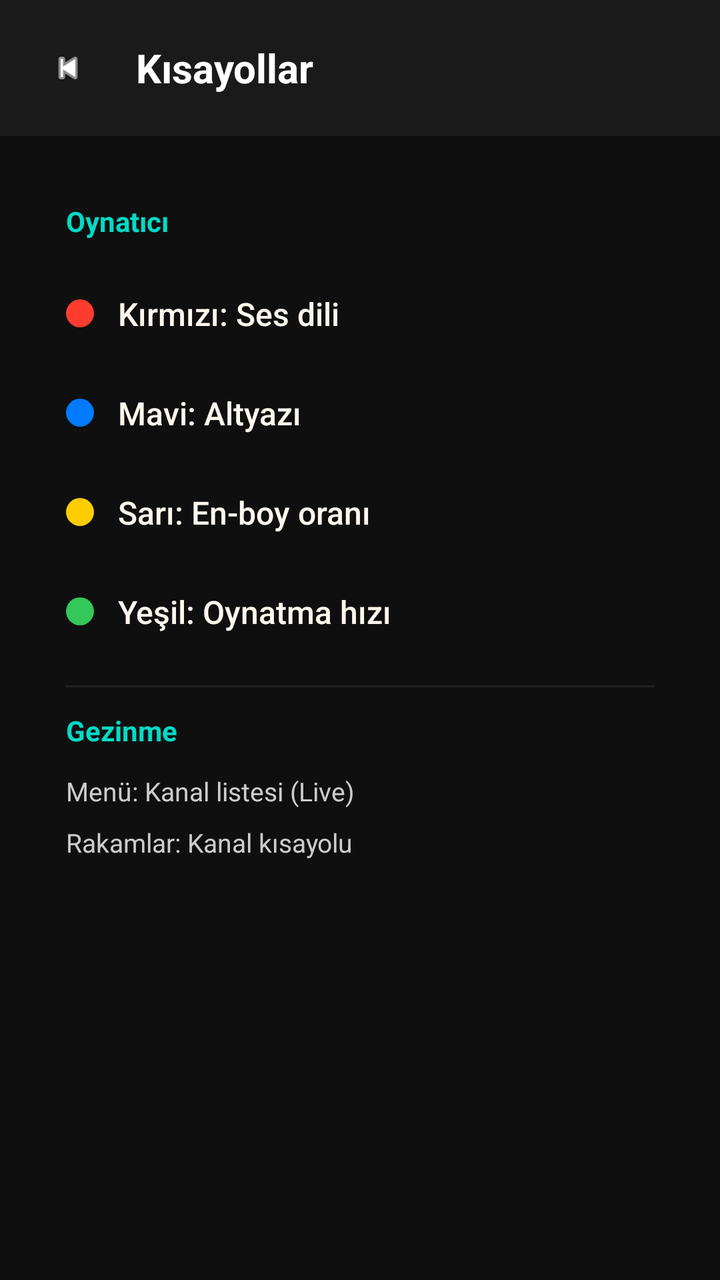
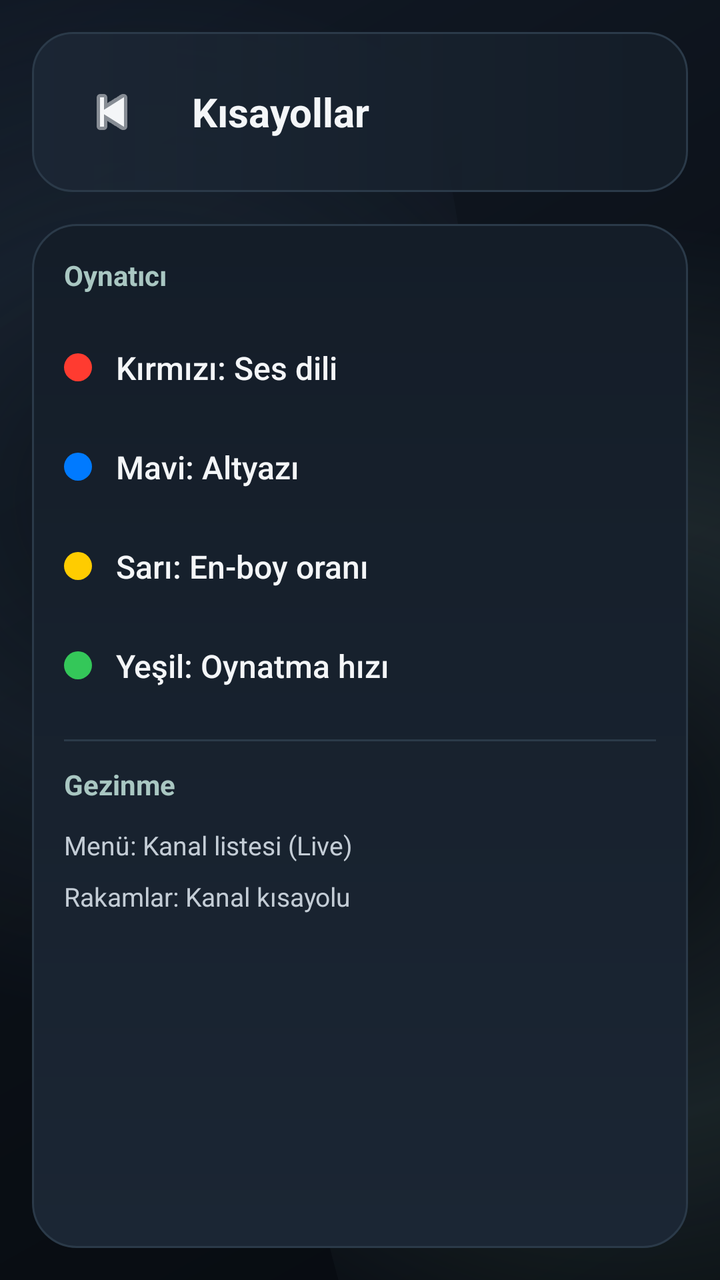

Before-and-after screenshots of an Android layout around one commit, followed by the original layout XML and the change that was made.
<!-- AndroidManifest.xml: application theme Theme.UzunsIPTV -->
<!-- res/layout/activity_shortcuts.xml -->
<?xml version="1.0" encoding="utf-8"?>
<androidx.constraintlayout.widget.ConstraintLayout xmlns:android="http://schemas.android.com/apk/res/android"
    xmlns:app="http://schemas.android.com/apk/res-auto"
    android:layout_width="match_parent"
    android:layout_height="match_parent"
    android:background="#0F0F0F">

    <LinearLayout
        android:id="@+id/toolbar"
        android:layout_width="match_parent"
        android:layout_height="wrap_content"
        android:background="#1A1A1A"
        android:gravity="center_vertical"
        android:padding="16dp"
        app:layout_constraintTop_toTopOf="parent">

        <ImageView
            android:id="@+id/btnBack"
            android:layout_width="36dp"
            android:layout_height="36dp"
            android:background="@drawable/bg_universal_selector"
            android:padding="8dp"
            android:scaleType="centerInside"
            android:src="@android:drawable/ic_media_previous"
            app:tint="#FFFFFF" />

        <TextView
            android:layout_width="0dp"
            android:layout_height="wrap_content"
            android:layout_marginStart="16dp"
            android:layout_weight="1"
            android:text="@string/shortcuts_title"
            android:textColor="#FFFFFF"
            android:textSize="20sp"
            android:textStyle="bold" />
    </LinearLayout>

    <ScrollView
        android:layout_width="match_parent"
        android:layout_height="0dp"
        android:layout_margin="16dp"
        android:background="@drawable/bg_universal_selector"
        app:layout_constraintTop_toBottomOf="@id/toolbar"
        app:layout_constraintBottom_toBottomOf="parent">

        <LinearLayout
            android:layout_width="match_parent"
            android:layout_height="wrap_content"
            android:orientation="vertical"
            android:padding="16dp">

            <TextView
                android:layout_width="wrap_content"
                android:layout_height="wrap_content"
                android:text="@string/shortcuts_player"
                android:textColor="#03DAC5"
                android:textSize="14sp"
                android:textStyle="bold"
                android:layout_marginBottom="12dp" />

            <LinearLayout
                style="@style/SettingsRow"
                android:paddingBottom="12dp">
                <View
                    android:layout_width="14dp"
                    android:layout_height="14dp"
                    android:background="@drawable/bg_shortcut_badge"
                    android:backgroundTint="#FF3B30" />
                <TextView
                    style="@style/SettingsTitle"
                    android:layout_marginStart="12dp"
                    android:text="@string/shortcut_red_audio" />
            </LinearLayout>

            <LinearLayout
                style="@style/SettingsRow"
                android:paddingBottom="12dp">
                <View
                    android:layout_width="14dp"
                    android:layout_height="14dp"
                    android:background="@drawable/bg_shortcut_badge"
                    android:backgroundTint="#007AFF" />
                <TextView
                    style="@style/SettingsTitle"
                    android:layout_marginStart="12dp"
                    android:text="@string/shortcut_blue_subtitle" />
            </LinearLayout>

            <LinearLayout
                style="@style/SettingsRow"
                android:paddingBottom="12dp">
                <View
                    android:layout_width="14dp"
                    android:layout_height="14dp"
                    android:background="@drawable/bg_shortcut_badge"
                    android:backgroundTint="#FFCC00" />
                <TextView
                    style="@style/SettingsTitle"
                    android:layout_marginStart="12dp"
                    android:text="@string/shortcut_yellow_aspect" />
            </LinearLayout>

            <LinearLayout
                style="@style/SettingsRow"
                android:paddingBottom="12dp">
                <View
                    android:layout_width="14dp"
                    android:layout_height="14dp"
                    android:background="@drawable/bg_shortcut_badge"
                    android:backgroundTint="#34C759" />
                <TextView
                    style="@style/SettingsTitle"
                    android:layout_marginStart="12dp"
                    android:text="@string/shortcut_green_speed" />
            </LinearLayout>

            <View
                android:layout_width="match_parent"
                android:layout_height="1dp"
                android:layout_marginVertical="12dp"
                android:background="#222222" />

            <TextView
                android:layout_width="wrap_content"
                android:layout_height="wrap_content"
                android:text="@string/shortcuts_navigation"
                android:textColor="#03DAC5"
                android:textSize="14sp"
                android:textStyle="bold"
                android:layout_marginBottom="12dp" />

            <TextView
                android:layout_width="match_parent"
                android:layout_height="wrap_content"
                android:text="@string/shortcut_menu_overlay"
                android:textColor="#CCCCCC"
                android:textSize="13sp"
                android:layout_marginBottom="8dp" />

            <TextView
                android:layout_width="match_parent"
                android:layout_height="wrap_content"
                android:text="@string/shortcut_numbers"
                android:textColor="#CCCCCC"
                android:textSize="13sp" />
        </LinearLayout>
    </ScrollView>

</androidx.constraintlayout.widget.ConstraintLayout>
<!-- resources referenced by this layout -->
<resources>
  <!-- drawable bg_universal_selector (drawable) -->
  <?xml version="1.0" encoding="utf-8"?>
  <selector xmlns:android="http://schemas.android.com/apk/res/android">
  
      <item android:state_focused="true">
          <inset
              android:insetLeft="1dp"
              android:insetTop="1dp"
              android:insetRight="1dp"
              android:insetBottom="1dp">
              <shape android:shape="rectangle">
                  <solid android:color="#332A1E15"/>
                  <stroke android:width="2dp" android:color="@color/app_focus" />
                  <corners android:radius="24dp" />
              </shape>
          </inset>
      </item>
  
      <item android:state_pressed="true">
          <inset
              android:insetLeft="1dp"
              android:insetTop="1dp"
              android:insetRight="1dp"
              android:insetBottom="1dp">
              <shape android:shape="rectangle">
                  <solid android:color="#332A1E15"/>
                  <stroke android:width="2dp" android:color="@color/app_accent" />
                  <corners android:radius="24dp" />
              </shape>
          </inset>
      </item>
  
      <item>
          <shape android:shape="rectangle">
              <solid android:color="#00000000"/>
              <stroke android:width="0dp" android:color="#00000000" />
              <corners android:radius="24dp" />
          </shape>
      </item>
  </selector>
  <color name="app_focus">#FFF2D8</color>
  <color name="app_accent">#E7B267</color>
  <color name="app_text_primary">#FFF7ED</color>
  <style name="Base.Theme.UzunsIPTV" parent="Theme.Material3.DayNight.NoActionBar">
          <item name="colorPrimary">@color/app_accent</item>
          <item name="colorOnPrimary">@color/login_button_text</item>
          <item name="colorSecondary">@color/app_accent_deep</item>
          <item name="colorOnSecondary">@color/app_text_primary</item>
          <item name="android:windowBackground">@color/app_bg</item>
          <item name="android:statusBarColor">@android:color/transparent</item>
          <item name="android:navigationBarColor">@color/app_bg</item>
          <item name="android:windowLightStatusBar">false</item>
          <item name="android:textColorPrimary">@color/app_text_primary</item>
          <item name="android:textColorSecondary">@color/app_text_secondary</item>
          <item name="materialCardViewStyle">@style/Uzuns.Card</item>
      </style>
  <color name="app_accent_deep">#B66A2C</color>
  <color name="app_bg">#120E0A</color>
  <color name="app_text_secondary">#D9C7B4</color>
  <style name="Uzuns.Card" parent="Widget.Material3.CardView.Elevated">
          <item name="cardBackgroundColor">@color/app_card</item>
          <item name="cardCornerRadius">24dp</item>
          <item name="cardElevation">0dp</item>
      </style>
  <color name="app_card">#251B13</color>
  <!-- unchanged entries left out for length: 13 -->
</resources>

<!-- the commit's change to res/layout/activity_shortcuts.xml (unified diff, before → after) -->
@@ -3,26 +3,27 @@
     xmlns:app="http://schemas.android.com/apk/res-auto"
     android:layout_width="match_parent"
     android:layout_height="match_parent"
-    android:background="#0F0F0F">
+    android:background="@drawable/bg_app_surface">
 
     <LinearLayout
         android:id="@+id/toolbar"
         android:layout_width="match_parent"
         android:layout_height="wrap_content"
-        android:background="#1A1A1A"
+        android:layout_margin="16dp"
+        android:background="@drawable/bg_toolbar_surface"
         android:gravity="center_vertical"
         android:padding="16dp"
         app:layout_constraintTop_toTopOf="parent">
 
         <ImageView
             android:id="@+id/btnBack"
-            android:layout_width="36dp"
-            android:layout_height="36dp"
+            android:layout_width="48dp"
+            android:layout_height="48dp"
             android:background="@drawable/bg_universal_selector"
             android:padding="8dp"
             android:scaleType="centerInside"
             android:src="@android:drawable/ic_media_previous"
-            app:tint="#FFFFFF" />
+            app:tint="@color/app_text_primary" />
 
         <TextView
             android:layout_width="0dp"
@@ -30,7 +31,7 @@
             android:layout_marginStart="16dp"
             android:layout_weight="1"
             android:text="@string/shortcuts_title"
-            android:textColor="#FFFFFF"
+            android:textColor="@color/app_text_primary"
             android:textSize="20sp"
             android:textStyle="bold" />
     </LinearLayout>
@@ -39,7 +40,7 @@
         android:layout_width="match_parent"
         android:layout_height="0dp"
         android:layout_margin="16dp"
-        android:background="@drawable/bg_universal_selector"
+        android:background="@drawable/bg_panel_surface"
         app:layout_constraintTop_toBottomOf="@id/toolbar"
         app:layout_constraintBottom_toBottomOf="parent">
 
@@ -53,7 +54,7 @@
                 android:layout_width="wrap_content"
                 android:layout_height="wrap_content"
                 android:text="@string/shortcuts_player"
-                android:textColor="#03DAC5"
+                android:textColor="@color/app_accent_strong"
                 android:textSize="14sp"
                 android:textStyle="bold"
                 android:layout_marginBottom="12dp" />
@@ -118,13 +119,13 @@
                 android:layout_width="match_parent"
                 android:layout_height="1dp"
                 android:layout_marginVertical="12dp"
-                android:background="#222222" />
+                android:background="@color/app_stroke" />
 
             <TextView
                 android:layout_width="wrap_content"
                 android:layout_height="wrap_content"
                 android:text="@string/shortcuts_navigation"
-                android:textColor="#03DAC5"
+                android:textColor="@color/app_accent_strong"
                 android:textSize="14sp"
                 android:textStyle="bold"
                 android:layout_marginBottom="12dp" />
@@ -133,7 +134,7 @@
                 android:layout_width="match_parent"
                 android:layout_height="wrap_content"
                 android:text="@string/shortcut_menu_overlay"
-                android:textColor="#CCCCCC"
+                android:textColor="@color/app_text_secondary"
                 android:textSize="13sp"
                 android:layout_marginBottom="8dp" />
 
@@ -141,7 +142,7 @@
                 android:layout_width="match_parent"
                 android:layout_height="wrap_content"
                 android:text="@string/shortcut_numbers"
-                android:textColor="#CCCCCC"
+                android:textColor="@color/app_text_secondary"
                 android:textSize="13sp" />
         </LinearLayout>
     </ScrollView>
<!-- resource entries referenced after the edit -->
@@ -1,5 +1,7 @@
 <!-- resources referenced by this layout -->
 <resources>
+  <color name="app_accent_strong">#A9C7C2</color>
+  <color name="app_stroke">#2B3A49</color>
   <!-- drawable bg_universal_selector (drawable) -->
   <?xml version="1.0" encoding="utf-8"?>
   <selector xmlns:android="http://schemas.android.com/apk/res/android">
@@ -11,9 +13,9 @@
               android:insetRight="1dp"
               android:insetBottom="1dp">
               <shape android:shape="rectangle">
-                  <solid android:color="#332A1E15"/>
+                  <solid android:color="#661B2634"/>
                   <stroke android:width="2dp" android:color="@color/app_focus" />
-                  <corners android:radius="24dp" />
+                  <corners android:radius="18dp" />
               </shape>
           </inset>
       </item>
@@ -25,9 +27,9 @@
               android:insetRight="1dp"
               android:insetBottom="1dp">
               <shape android:shape="rectangle">
-                  <solid android:color="#332A1E15"/>
+                  <solid android:color="#801B2634"/>
                   <stroke android:width="2dp" android:color="@color/app_accent" />
-                  <corners android:radius="24dp" />
+                  <corners android:radius="18dp" />
               </shape>
           </inset>
       </item>
@@ -36,13 +38,14 @@
           <shape android:shape="rectangle">
               <solid android:color="#00000000"/>
               <stroke android:width="0dp" android:color="#00000000" />
-              <corners android:radius="24dp" />
+              <corners android:radius="18dp" />
           </shape>
       </item>
   </selector>
-  <color name="app_focus">#FFF2D8</color>
-  <color name="app_accent">#E7B267</color>
-  <color name="app_text_primary">#FFF7ED</color>
+  <color name="app_bg_secondary">#111925</color>
+  <color name="app_focus">#E7D7B8</color>
+  <color name="app_accent">#7FA9A3</color>
+  <color name="app_text_primary">#F4F6F8</color>
   <style name="Base.Theme.UzunsIPTV" parent="Theme.Material3.DayNight.NoActionBar">
           <item name="colorPrimary">@color/app_accent</item>
           <item name="colorOnPrimary">@color/login_button_text</item>
@@ -54,17 +57,72 @@
           <item name="android:windowLightStatusBar">false</item>
           <item name="android:textColorPrimary">@color/app_text_primary</item>
           <item name="android:textColorSecondary">@color/app_text_secondary</item>
+          <item name="android:fontFamily">sans-serif</item>
+          <item name="android:windowActionModeOverlay">true</item>
           <item name="materialCardViewStyle">@style/Uzuns.Card</item>
       </style>
-  <color name="app_accent_deep">#B66A2C</color>
-  <color name="app_bg">#120E0A</color>
-  <color name="app_text_secondary">#D9C7B4</color>
+  <color name="app_accent_deep">#587E7A</color>
+  <color name="app_bg">#0B1017</color>
+  <color name="app_panel_strong">#1B2634</color>
+  <color name="app_panel">#141D28</color>
+  <color name="app_text_secondary">#C4CDD6</color>
+  <!-- drawable bg_app_surface (drawable) -->
+  <?xml version="1.0" encoding="utf-8"?>
+  <layer-list xmlns:android="http://schemas.android.com/apk/res/android">
+      <item>
+          <shape android:shape="rectangle">
+              <gradient
+                  android:angle="315"
+                  android:startColor="@color/app_bg_secondary"
+                  android:centerColor="@color/app_bg"
+                  android:endColor="#070B10" />
+          </shape>
+      </item>
+      <item android:top="-140dp" android:left="-100dp" android:right="120dp">
+          <shape android:shape="oval">
+              <gradient
+                  android:type="radial"
+                  android:gradientRadius="260dp"
+                  android:centerColor="#263F5B72"
+                  android:endColor="#000B1017" />
+          </shape>
+      </item>
+      <item android:bottom="-180dp" android:right="-120dp" android:left="140dp">
+          <shape android:shape="oval">
+              <gradient
+                  android:type="radial"
+                  android:gradientRadius="300dp"
+                  android:centerColor="#247FA9A3"
+                  android:endColor="#000B1017" />
+          </shape>
+      </item>
+  </layer-list>
+  <!-- drawable bg_panel_surface (drawable) -->
+  <?xml version="1.0" encoding="utf-8"?>
+  <shape xmlns:android="http://schemas.android.com/apk/res/android" android:shape="rectangle">
+      <gradient
+          android:angle="90"
+          android:startColor="@color/app_panel_strong"
+          android:endColor="@color/app_panel" />
+      <corners android:radius="22dp" />
+      <stroke android:width="1dp" android:color="@color/app_stroke" />
+  </shape>
+  <!-- drawable bg_toolbar_surface (drawable) -->
+  <?xml version="1.0" encoding="utf-8"?>
+  <shape xmlns:android="http://schemas.android.com/apk/res/android" android:shape="rectangle">
+      <gradient
+          android:angle="0"
+          android:startColor="#F01B2634"
+          android:endColor="#E0141D28" />
+      <corners android:radius="20dp" />
+      <stroke android:width="1dp" android:color="@color/app_stroke" />
+  </shape>
   <style name="Uzuns.Card" parent="Widget.Material3.CardView.Elevated">
           <item name="cardBackgroundColor">@color/app_card</item>
-          <item name="cardCornerRadius">24dp</item>
+          <item name="cardCornerRadius">20dp</item>
           <item name="cardElevation">0dp</item>
       </style>
-  <color name="app_card">#251B13</color>
+  <color name="app_card">#18222E</color>
   <!-- unchanged entries left out for length: 13 -->
 </resources>
 
